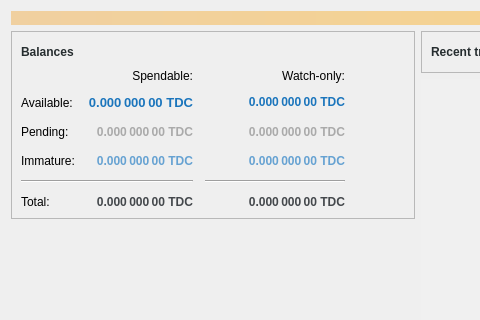
Old version of the form src/qt/forms/overviewpage.ui in the repository acejr1337/TerryDavisCoin; both pictures show x 0 to 480 and y 0 to 320 of the 835 by 588 pixel window.
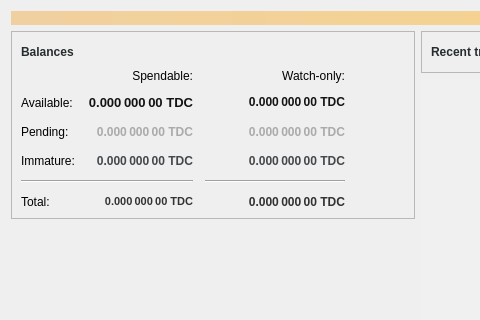
New version of the form. Icons and pictures are not drawn.

What changed in the file:
```diff
--- a/src/qt/forms/overviewpage.ui
+++ b/src/qt/forms/overviewpage.ui
@@ -212,7 +212,7 @@
                <string>Mined balance in watch-only addresses that has not yet matured</string>
               </property>
               <property name="styleSheet">
-               <string notr="true">color: rgb(102, 162, 210);</string>
+               <string notr="true">color: rgb(68, 72, 76);</string>
               </property>
               <property name="text">
                <string notr="true">0.000 000 00 TDC</string>
@@ -273,7 +273,7 @@
                <string>Mined balance that has not yet matured</string>
               </property>
               <property name="styleSheet">
-               <string notr="true">color: rgb(102, 162, 210);</string>
+               <string notr="true">color: rgb(68, 72, 76);</string>
               </property>
               <property name="text">
                <string notr="true">0.000 000 00 TDC</string>
@@ -310,6 +310,7 @@
              <widget class="QLabel" name="labelTotal">
               <property name="font">
                <font>
+                <pointsize>8</pointsize>
                 <weight>75</weight>
                 <bold>true</bold>
                </font>
@@ -321,7 +322,7 @@
                <string>Your current total balance</string>
               </property>
               <property name="styleSheet">
-               <string notr="true">color: rgb(68, 72, 76);</string>
+               <string notr="true">color: rgb(50, 50, 50);</string>
               </property>
               <property name="text">
                <string notr="true">0.000 000 00 TDC</string>
@@ -349,7 +350,7 @@
                <string>Current total balance in watch-only addresses</string>
               </property>
               <property name="styleSheet">
-               <string notr="true">color: rgb(68, 72, 76);</string>
+               <string notr="true">color: rgb(50, 50, 50);</string>
               </property>
               <property name="text">
                <string notr="true">0.000 000 00 TDC</string>
@@ -395,7 +396,7 @@
                <string>Your current spendable balance</string>
               </property>
               <property name="styleSheet">
-               <string notr="true">color: rgb(27, 117, 188);</string>
+               <string notr="true">color: rgb(20, 20, 20);</string>
               </property>
               <property name="text">
                <string notr="true">0.000 000 00 TDC</string>
@@ -423,7 +424,7 @@
                <string>Your current balance in watch-only addresses</string>
               </property>
               <property name="styleSheet">
-               <string notr="true">color: rgb(27, 117, 188);</string>
+               <string notr="true">color: rgb(20, 20, 20);</string>
               </property>
               <property name="text">
                <string notr="true">0.000 000 00 TDC</string>
```
